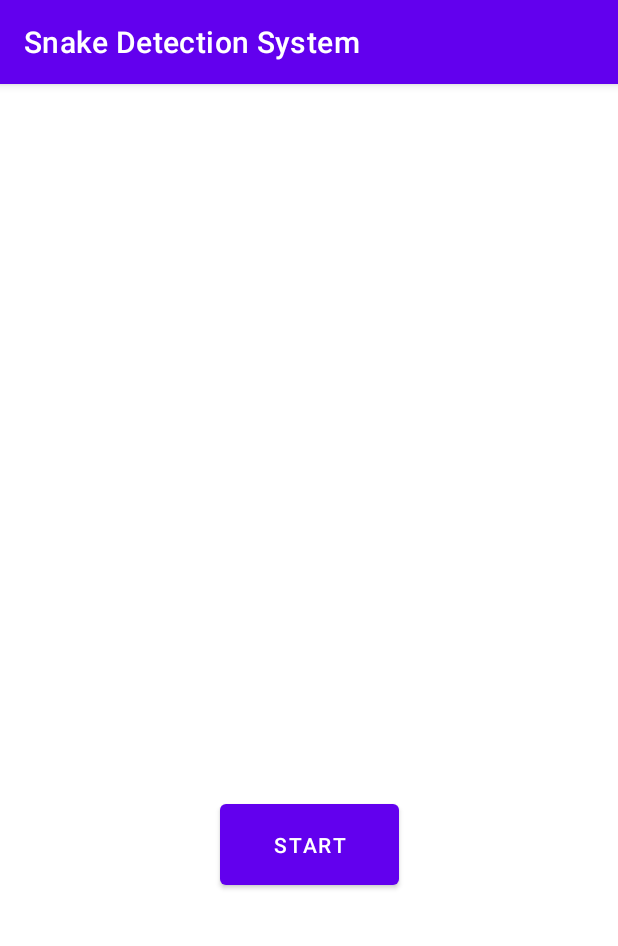
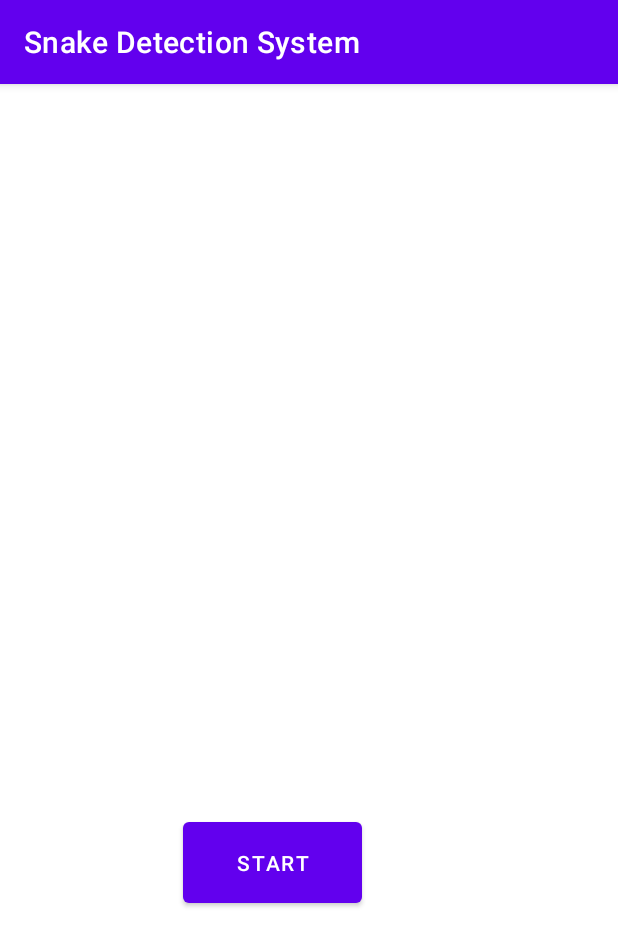
Before and after one commit to Dineshlahi/Snake-Detection-Systems, an Android app: the screen it shows after launch (MainActivity), on a phone screen of 412 x 824 dp. Shown: the top 946 px of the screen. Run offline under Robolectric (Android 15) with nearby library versions, the phone set to English and light mode, and no system bars.

Commit message:
start button

```diff
--- a/app/src/main/res/layout/activity_main.xml
+++ b/app/src/main/res/layout/activity_main.xml
@@ -11,9 +11,10 @@
         android:id="@+id/button"
         android:layout_width="119dp"
         android:layout_height="66dp"
-        android:layout_marginBottom="228dp"
+        android:layout_marginBottom="216dp"
         android:text="Start"
         app:layout_constraintBottom_toBottomOf="parent"
         app:layout_constraintEnd_toEndOf="parent"
+        app:layout_constraintHorizontal_bias="0.417"
         app:layout_constraintStart_toStartOf="parent" />
 </androidx.constraintlayout.widget.ConstraintLayout>
```
